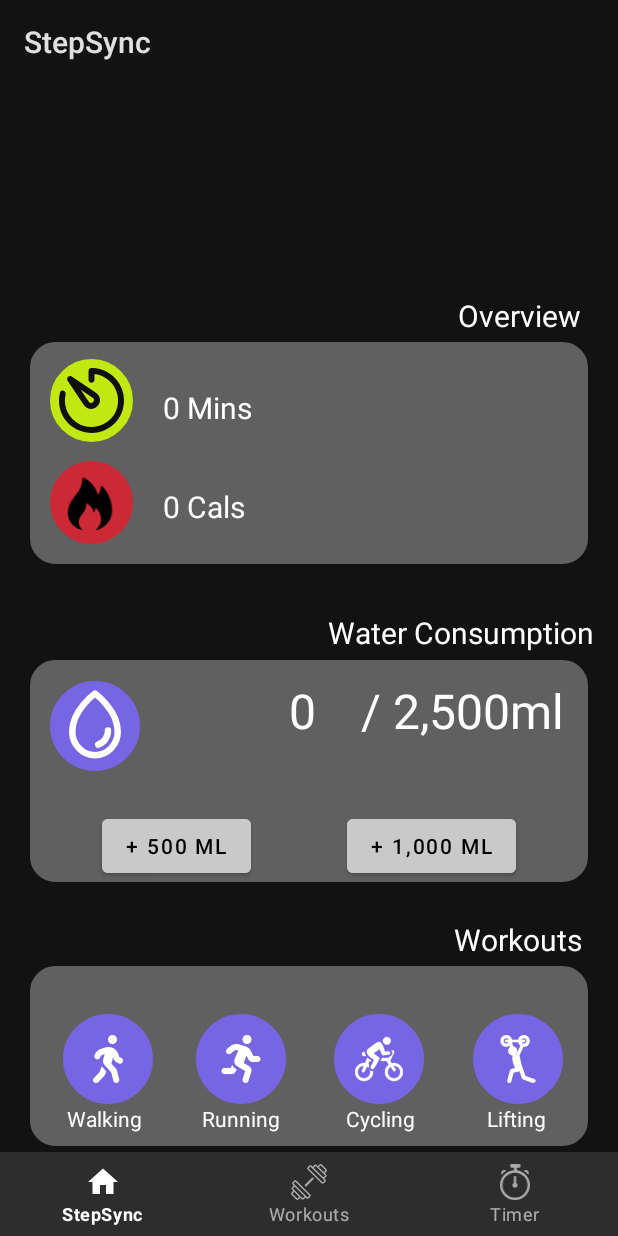
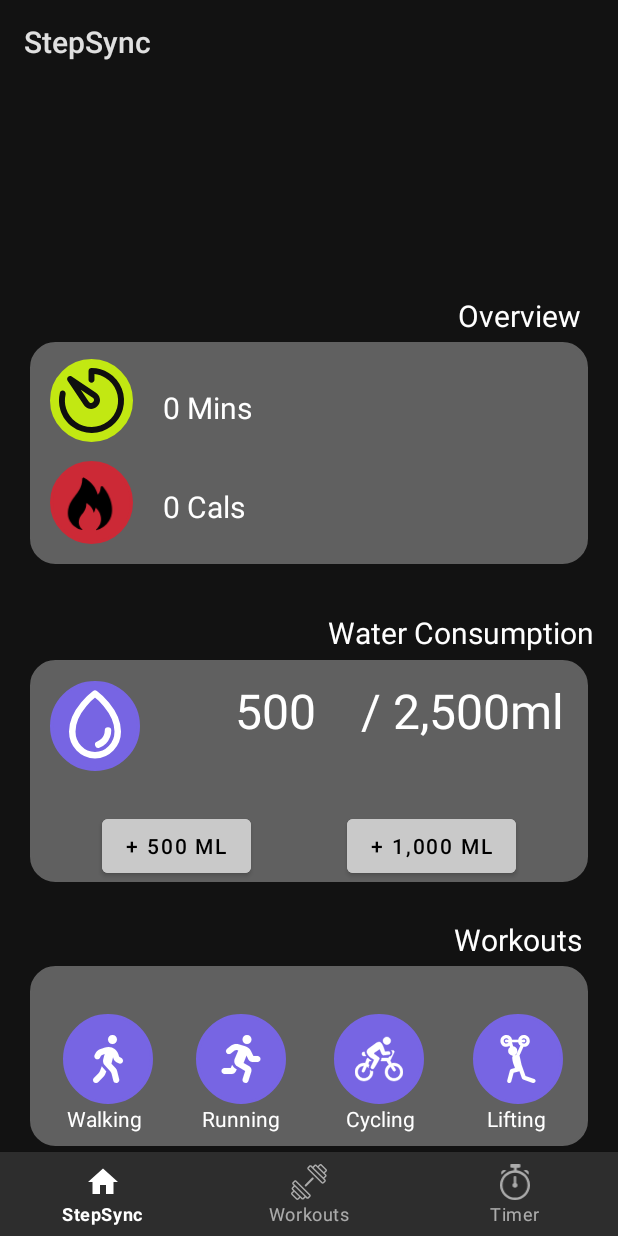
Before and after one commit to sah245/StepSync, an Android app: the screen it shows after launch (MainActivity), after a tap on "+ 500 ML", on a phone screen of 412 x 824 dp. Run offline under Robolectric (Android 15) with nearby library versions, the phone set to English and light mode, and no system bars; our stand-ins replace navigation-ui.

Commit message:
fixed errors that resulted in crashing:
HomeFragment.java had a problem where it wanted me to pass a string instead of an integer.

MainActivity.java and activity_main.xml had inflate errors, which was fixed by deferring the app's access to NavController.

```diff
--- a/app/build.gradle.kts
+++ b/app/build.gradle.kts
@@ -34,6 +34,8 @@ android {
     }
 }
 
+
+
 dependencies {
 
     implementation(libs.appcompat)
--- a/app/src/main/java/com/example/stepsync/MainActivity.java
+++ b/app/src/main/java/com/example/stepsync/MainActivity.java
@@ -1,6 +1,7 @@
 package com.example.stepsync;
 
 import android.os.Bundle;
+import android.util.Log;
 
 import com.google.android.material.bottomnavigation.BottomNavigationView;
 
@@ -10,6 +11,8 @@ import androidx.navigation.NavController;
 import androidx.navigation.Navigation;
 import androidx.navigation.ui.AppBarConfiguration;
 import androidx.navigation.ui.NavigationUI;
+import androidx.navigation.fragment.NavHostFragment;
+
 
 import com.example.stepsync.databinding.ActivityMainBinding;
 
@@ -29,12 +32,24 @@ public class MainActivity extends AppCompatActivity {
         BottomNavigationView navView = findViewById(R.id.nav_view);
         // Passing each menu ID as a set of Ids because each
         // menu should be considered as top level destinations.
+
+        setContentView(binding.getRoot());
+
+        binding.navHostFragmentActivityMain.post(() -> {
+            NavHostFragment navHostFragment = (NavHostFragment) getSupportFragmentManager()
+                    .findFragmentById(R.id.nav_host_fragment_activity_main);
+            if (navHostFragment != null) {
+                NavController navController = navHostFragment.getNavController();
                 AppBarConfiguration appBarConfiguration = new AppBarConfiguration.Builder(
                         R.id.navigation_home, R.id.navigation_workouts, R.id.navigation_timer)
                         .build();
-        NavController navController = Navigation.findNavController(this, R.id.nav_host_fragment_activity_main);
                 NavigationUI.setupActionBarWithNavController(this, navController, appBarConfiguration);
                 NavigationUI.setupWithNavController(binding.navView, navController);
+            } else {
+                Log.e("MainActivity", "NavHostFragment is null");
             }
+        });
+
 
     }
+}
--- a/app/src/main/java/com/example/stepsync/ui/home/HomeFragment.java
+++ b/app/src/main/java/com/example/stepsync/ui/home/HomeFragment.java
@@ -18,13 +18,14 @@ public class HomeFragment extends Fragment {
 
     public View onCreateView(@NonNull LayoutInflater inflater,
                              ViewGroup container, Bundle savedInstanceState) {
+
         HomeViewModel homeViewModel =
                 new ViewModelProvider(this).get(HomeViewModel.class);
 
         binding = FragmentHomeBinding.inflate(inflater, container, false);
 
         homeViewModel.getWaterAmount().observe(getViewLifecycleOwner(), value ->
-                binding.waterConsText.setText(value));
+                binding.waterConsText.setText(String.valueOf(value)));
 
         binding.add500mlButton.setOnClickListener(v -> homeViewModel.addWater(500));
         binding.add1000mlButton.setOnClickListener(v -> homeViewModel.addWater(1000));
--- a/app/src/main/java/com/example/stepsync/ui/home/HomeViewModel.java
+++ b/app/src/main/java/com/example/stepsync/ui/home/HomeViewModel.java
@@ -5,6 +5,7 @@ import androidx.lifecycle.MutableLiveData;
 import androidx.lifecycle.ViewModel;
 
 public class HomeViewModel extends ViewModel {
+
     private final MutableLiveData<Integer> waterAmount = new MutableLiveData<>(0);
 
     public LiveData<Integer> getWaterAmount() {
@@ -14,4 +15,6 @@ public class HomeViewModel extends ViewModel {
     public void addWater(int amount) {
         waterAmount.setValue(waterAmount.getValue() + amount);
     }
+
+
 }
--- a/app/src/main/java/com/example/stepsync/ui/workouts/WorkoutsFragment.java
+++ b/app/src/main/java/com/example/stepsync/ui/workouts/WorkoutsFragment.java
@@ -21,7 +21,6 @@ public class WorkoutsFragment extends Fragment {
                 new ViewModelProvider(this).get(WorkoutsViewModel.class);
 
         binding = FragmentWorkoutsBinding.inflate(inflater, container, false);
-
 
         workoutsViewModel.getCounter().observe(getViewLifecycleOwner(), value ->
                 binding.walkCountText.setText(String.valueOf(value)));
--- a/app/src/main/java/com/example/stepsync/ui/workouts/WorkoutsViewModel.java
+++ b/app/src/main/java/com/example/stepsync/ui/workouts/WorkoutsViewModel.java
@@ -20,4 +20,5 @@ public class WorkoutsViewModel extends ViewModel {
             counter.setValue(counter.getValue() - 1);
         }
     }
+
 }
--- a/app/src/main/res/layout/activity_main.xml
+++ b/app/src/main/res/layout/activity_main.xml
@@ -18,7 +18,7 @@
         app:layout_constraintRight_toRightOf="parent"
         app:menu="@menu/bottom_nav_menu" />
 
-    <fragment
+    <androidx.fragment.app.FragmentContainerView
         android:id="@+id/nav_host_fragment_activity_main"
         android:name="androidx.navigation.fragment.NavHostFragment"
         android:layout_width="match_parent"
```
Also changed, not shown: gradle/libs.versions.toml (+4 -4 lines). Lines whose indentation alone changed are shown as unchanged.
